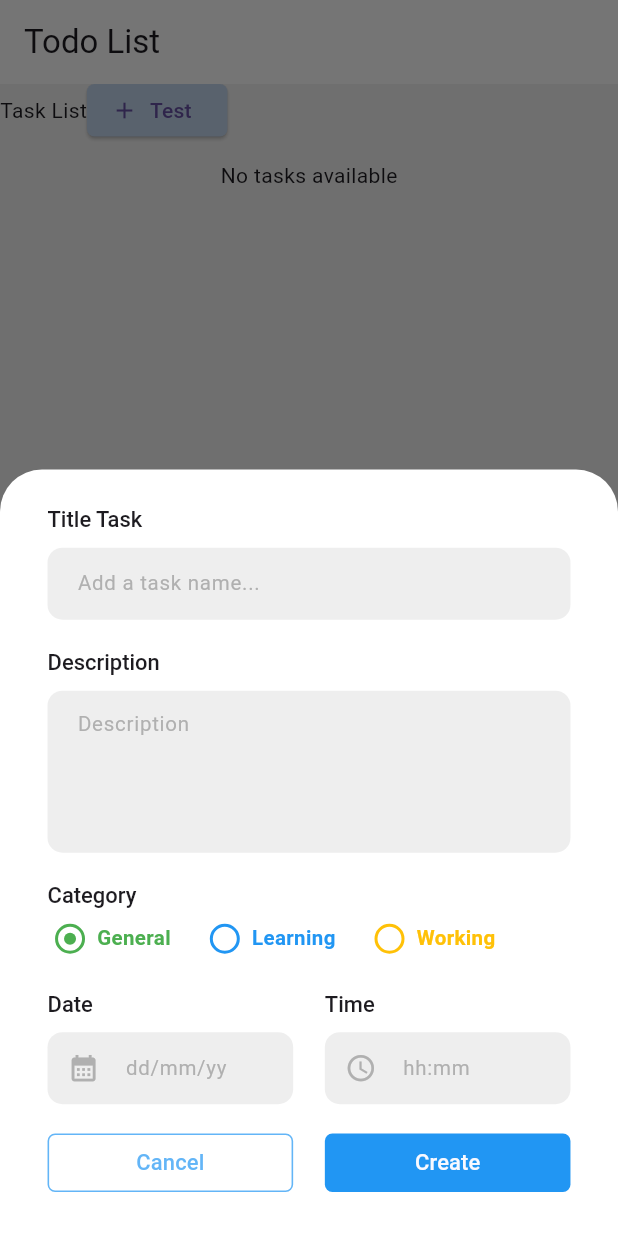
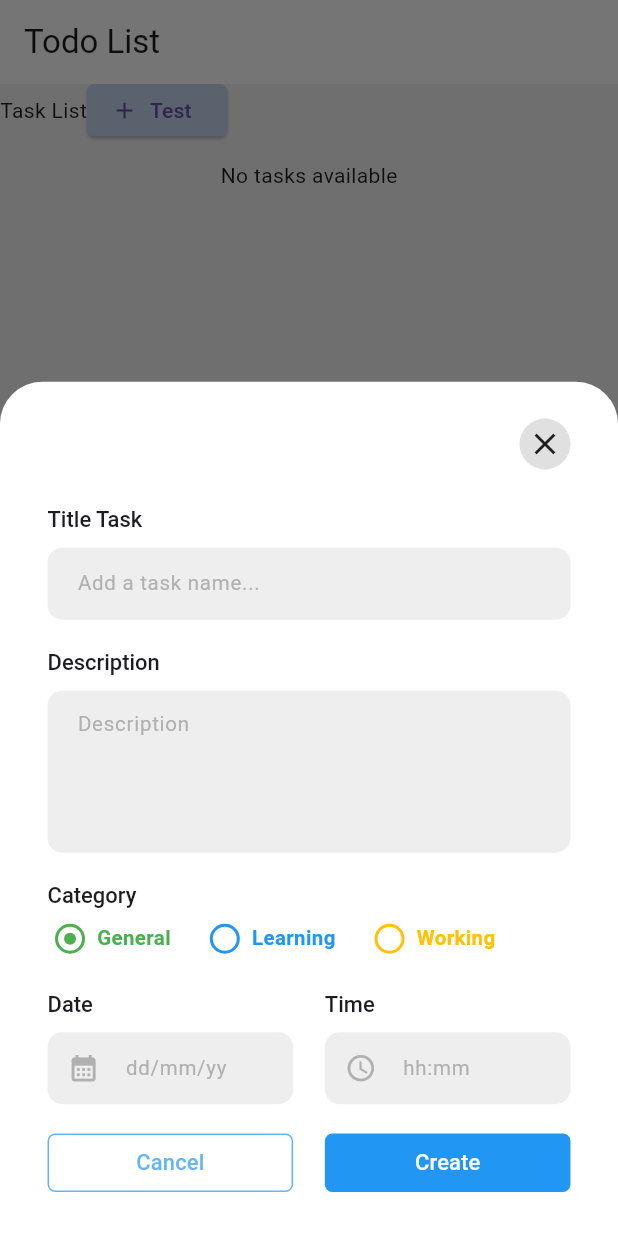
Before and after one commit to shahanajparvin/todo_flutter_app_firebase, a Flutter app: the screen it shows after launch, after a tap on "Test", on a phone screen of 412 x 824 dp. Run offline on Flutter 3.47's test engine with Material 3 defaults, Android fonts, the phone set to English and light mode, and no system bars; our stand-ins replace bloc, cloud_firestore, connectivity_plus, device_info_plus, equatable, firebase_analytics and 11 more; missing offline and left inert: flutter_alice, workmanager; accounts and stored records are empty; generated files the repository leaves out were written again.

Commit message:
Add modal close icon

```diff
--- a/lib/presentation/task/ui/widgets/add_task_widget.dart
+++ b/lib/presentation/task/ui/widgets/add_task_widget.dart
@@ -80,13 +80,35 @@ class _AddTaskWidgetState extends State<AddTaskWidget> {
             key: _formKey,
             child: SingleChildScrollView(
                 child: Padding(
-              padding: EdgeInsets.symmetric(
+               padding: EdgeInsets.symmetric(
                   horizontal: AppWidth.s30),
               child: Column(
                 mainAxisSize: MainAxisSize.min,
                 crossAxisAlignment : CrossAxisAlignment.start,
                 // This will force the Column to take up all available vertical space
                 children: [
+                  Gap(AppHeight.s25),
+                  Align(
+                    alignment: Alignment.bottomRight,
+                    child: Material(
+                      shape: CircleBorder(),
+                      color: Colors.grey.shade300,
+                      child: InkWell(
+                        splashColor: Colors.blue.shade100,
+                        borderRadius: BorderRadius.circular(100),
+                        onTap: (){
+                          widget.modalController.closeModal(context);
+                        },
+                        child: Container(
+                          padding: EdgeInsets.all(5),
+                          decoration: BoxDecoration(
+                            shape: BoxShape.circle,
+                          ),
+                          child: Icon(Icons.clear),
+                        ),
+                      ),
+                    ),
+                  ),
                   Gap(AppHeight.s25),
                   TextInputField(
                     textFieldKey: _titlekey,
```
